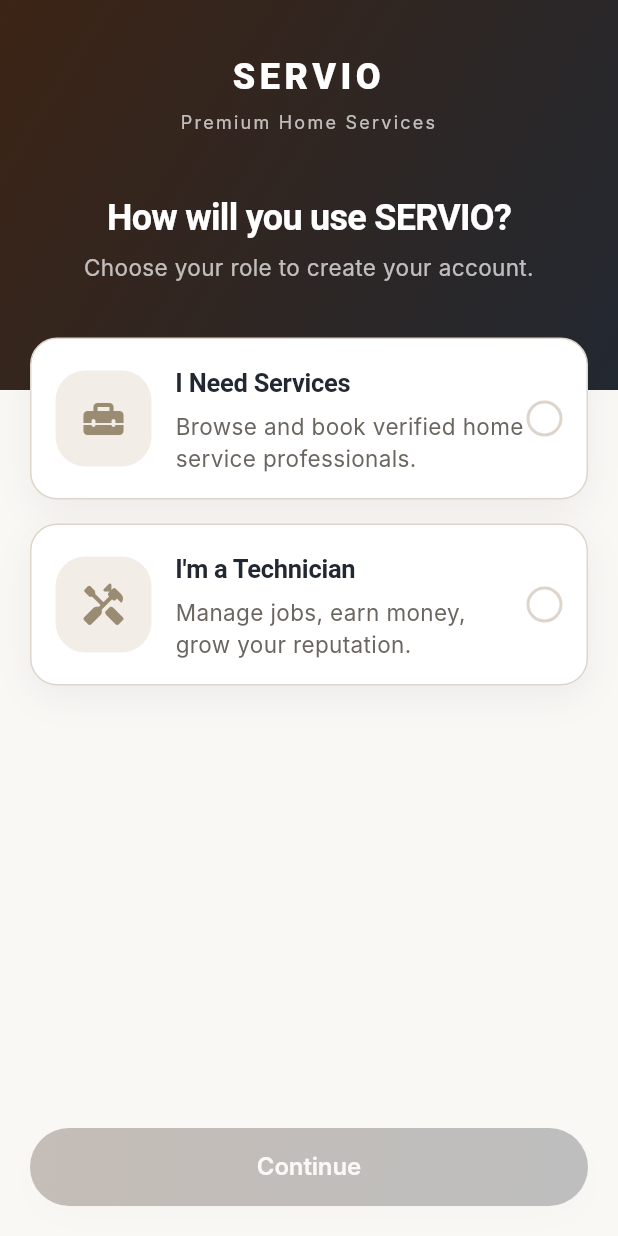
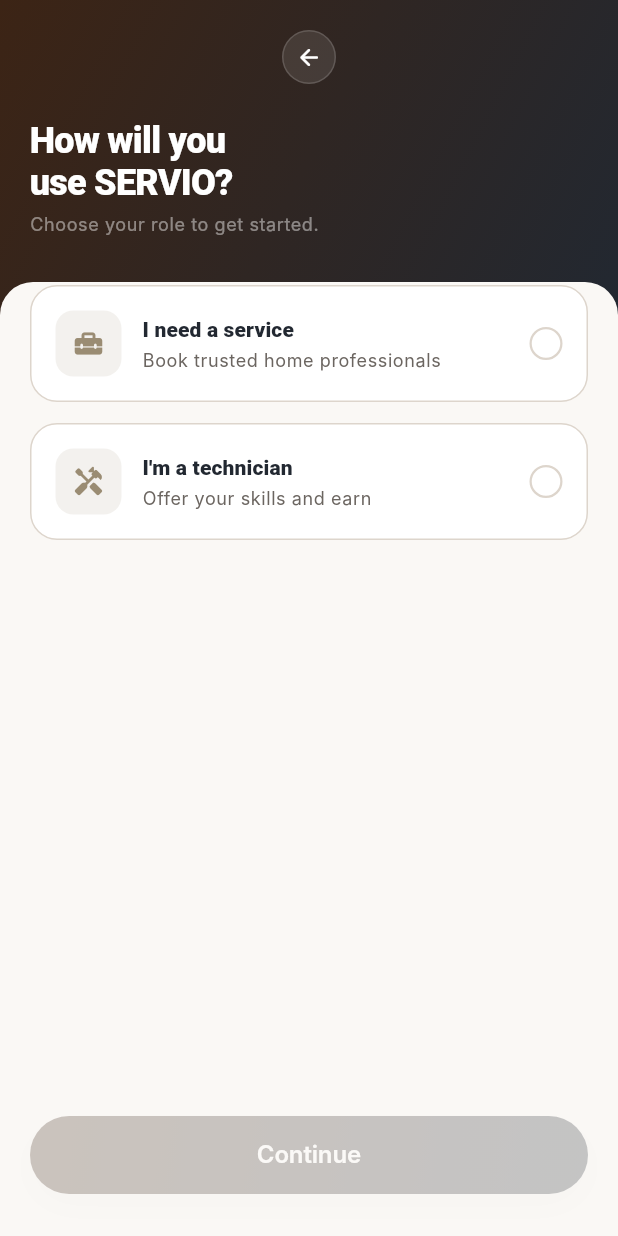
Before and after one commit to asser865/servio-graduation-project, a Flutter app: the RoleSelectionScreen screen opened directly, on a phone screen of 412 x 824 dp. Run offline on Flutter 3.47's test engine with Material 3 defaults, Android fonts, the phone set to English and light mode, and no system bars; our stand-ins replace shared_preferences; accounts and stored records are empty; Roboto replaces fonts that are missing (Inter, Poppins).

Commit message:
feat: redesign role selection screen — dark immersion + glass role cards
- Replace gradient header with AuthBackground widget
- Redesign _RoleCard with glass-style frosted glass appearance
- Add animated back button with circular frosted glass design
- Add AnimatedOpacity to Continue button for visual feedback
- Update auth_role titles to match test expectations
- Rewrite role selection screen with improved animations and dark immersion
- Add comprehensive test suite covering role selection flow

```diff
--- a/mobile-app/lib/src/features/auth/auth_role.dart
+++ b/mobile-app/lib/src/features/auth/auth_role.dart
@@ -6,15 +6,15 @@ enum AuthRole {
 extension AuthRoleX on AuthRole {
   String get title {
     return switch (this) {
-      AuthRole.customer => 'I Need Services',
-      AuthRole.technician => "I'm a Technician",
+      AuthRole.customer => 'I need a service',
+      AuthRole.technician => "I'm a technician",
     };
   }
 
   String get subtitle {
     return switch (this) {
-      AuthRole.customer => 'Browse and book verified home service professionals.',
-      AuthRole.technician => 'Manage jobs, earn money, grow your reputation.',
+      AuthRole.customer => 'Book trusted home professionals',
+      AuthRole.technician => 'Offer your skills and earn',
     };
   }
 }
--- a/mobile-app/lib/src/features/auth/role_selection_screen.dart
+++ b/mobile-app/lib/src/features/auth/role_selection_screen.dart
@@ -1,11 +1,10 @@
 import 'package:flutter/material.dart';
 
-import '../../design_system/servio_theme_extension.dart';
 import '../../design_system/servio_tokens.dart';
-import '../../design_system/widgets/servio_card.dart';
 import '../../design_system/widgets/servio_primary_button.dart';
 import 'auth_role.dart';
 import 'sign_up_screen.dart';
+import 'widgets/auth_background.dart';
 
 class RoleSelectionScreen extends StatefulWidget {
   const RoleSelectionScreen({super.key});
@@ -36,12 +35,8 @@ class _RoleSelectionScreenState extends State<RoleSelectionScreen>
 
   void _continue() {
     if (_selectedRole == null) return;
-
-    Navigator.of(context).push(
-      MaterialPageRoute<void>(
-        builder: (_) => SignUpScreen(role: _selectedRole!),
-      ),
-    );
+    Navigator.of(context).push(MaterialPageRoute<void>(
+        builder: (_) => SignUpScreen(role: _selectedRole!)));
   }
 
   @override
@@ -50,19 +45,12 @@ class _RoleSelectionScreenState extends State<RoleSelectionScreen>
     final isDark = theme.brightness == Brightness.dark;
 
     return Scaffold(
+      backgroundColor:
+          isDark ? const Color(0xFF1E2633) : ServioColors.backgroundLight,
       body: Stack(
         children: <Widget>[
-          // Gradient background top
-          Positioned(
-            top: 0,
-            left: 0,
-            right: 0,
-            height: MediaQuery.of(context).padding.top + 260,
-            child: Container(
-              decoration: BoxDecoration(
-                gradient: isDark ? ServioGradients.brandDark : ServioGradients.brand,
-              ),
-            ),
+          const Positioned.fill(
+            child: AuthBackground(lightHeaderHeight: 210),
           ),
           SafeArea(
             child: Padding(
@@ -71,115 +59,84 @@ class _RoleSelectionScreenState extends State<RoleSelectionScreen>
               child: Column(
                 crossAxisAlignment: CrossAxisAlignment.stretch,
                 children: <Widget>[
-                  const SizedBox(height: 36),
-                  // Brand
+                  const SizedBox(height: 16),
+
+                  // ── Back button ──────────────────────────────
+                  _AuthBackButton(onTap: () => Navigator.of(context).pop()),
+
+                  const SizedBox(height: 20),
+
+                  // ── Heading ──────────────────────────────────
                   SlideTransition(
                     position: Tween<Offset>(
-                      begin: const Offset(0, 0.4),
+                      begin: const Offset(0, 0.25),
                       end: Offset.zero,
                     ).animate(CurvedAnimation(
                       parent: _entranceController,
-                      curve: const Interval(0.0, 0.5,
+                      curve: const Interval(0.0, 0.55,
                           curve: ServioMotion.spring),
                     )),
                     child: FadeTransition(
                       opacity: CurvedAnimation(
                           parent: _entranceController,
-                        curve: const Interval(0.0, 0.4),
-                      ),
+                          curve: const Interval(0.0, 0.45)),
                       child: Column(
+                        crossAxisAlignment: CrossAxisAlignment.start,
                         children: <Widget>[
                           Text(
-                            'SERVIO',
-                            textAlign: TextAlign.center,
+                            'How will you\nuse SERVIO?',
                             style: theme.textTheme.headlineLarge?.copyWith(
-                              color: isDark ? ServioColors.navyDark : Colors.white,
-                              fontWeight: FontWeight.w800,
-                              letterSpacing: 3,
+                              color: Colors.white,
+                              fontWeight: FontWeight.w900,
+                              height: 1.15,
                             ),
                           ),
-                          const SizedBox(height: 8),
+                          const SizedBox(height: 6),
                           Text(
-                            'Premium Home Services',
-                            textAlign: TextAlign.center,
+                            'Choose your role to get started.',
                             style: theme.textTheme.bodySmall?.copyWith(
-                              color: (isDark ? ServioColors.navyDark : Colors.white)
-                                  .withValues(alpha: 0.7),
-                              letterSpacing: 1.5,
+                              color: Colors.white.withValues(alpha: 0.45),
                             ),
                           ),
                         ],
                       ),
                     ),
                   ),
-                  const SizedBox(height: 40),
-                  // Question
-                  SlideTransition(
-                    position: Tween<Offset>(
-                      begin: const Offset(0, 0.25),
-                      end: Offset.zero,
-                    ).animate(CurvedAnimation(
-                      parent: _entranceController,
-                      curve: const Interval(0.15, 0.65,
-                          curve: ServioMotion.spring),
-                    )),
-                    child: FadeTransition(
-                      opacity: CurvedAnimation(
-                        parent: _entranceController,
-                        curve: const Interval(0.15, 0.55),
-                      ),
-                      child: Column(
-                        children: <Widget>[
-                          Text(
-                            'How will you use SERVIO?',
-                            textAlign: TextAlign.center,
-                            style: theme.textTheme.headlineLarge?.copyWith(
-                              color: isDark ? ServioColors.navyDark : Colors.white,
-                            ),
-                          ),
-                          const SizedBox(height: 8),
-                          Text(
-                            'Choose your role to create your account.',
-                            textAlign: TextAlign.center,
-                            style: theme.textTheme.bodyMedium?.copyWith(
-                              color: (isDark ? ServioColors.navyDark : Colors.white)
-                                  .withValues(alpha: 0.7),
-                            ),
-                          ),
-                        ],
-                      ),
-                    ),
-                  ),
-                  const SizedBox(height: 36),
-                  // Cards
+
+                  const SizedBox(height: 32),
+
+                  // ── Role cards ───────────────────────────────
                   SlideTransition(
                     position: Tween<Offset>(
                       begin: const Offset(0, 0.15),
                       end: Offset.zero,
                     ).animate(CurvedAnimation(
                       parent: _entranceController,
-                      curve: const Interval(0.3, 0.85,
+                      curve: const Interval(0.2, 0.75,
                           curve: ServioMotion.spring),
                     )),
                     child: FadeTransition(
                       opacity: CurvedAnimation(
                           parent: _entranceController,
-                        curve: const Interval(0.3, 0.75),
-                      ),
+                          curve: const Interval(0.2, 0.65)),
                       child: Column(
                         children: <Widget>[
-                          _RoleOptionCard(
-                            role: AuthRole.customer,
+                          _RoleCard(
+                            icon: Icons.home_repair_service_rounded,
+                            title: 'I need a service',
+                            subtitle: 'Book trusted home professionals',
                             isSelected: _selectedRole == AuthRole.customer,
-                            icon: Icons.home_repair_service_rounded,
+                            isDark: isDark,
                             onTap: () => setState(
                                 () => _selectedRole = AuthRole.customer),
                           ),
-                          const SizedBox(height: 16),
-                          _RoleOptionCard(
-                            role: AuthRole.technician,
+                          const SizedBox(height: 14),
+                          _RoleCard(
+                            icon: Icons.handyman_rounded,
+                            title: "I'm a technician",
+                            subtitle: 'Offer your skills and earn',
                             isSelected: _selectedRole == AuthRole.technician,
-                            icon: Icons.handyman_rounded,
+                            isDark: isDark,
                             onTap: () => setState(
                                 () => _selectedRole = AuthRole.technician),
                           ),
@@ -187,16 +144,19 @@ class _RoleSelectionScreenState extends State<RoleSelectionScreen>
                       ),
                     ),
                   ),
+
                   const Spacer(),
+
                   AnimatedOpacity(
-                    opacity: _selectedRole == null ? 0.5 : 1.0,
+                    opacity: _selectedRole == null ? 0.45 : 1.0,
                     duration: ServioMotion.micro,
                     child: ServioPrimaryButton(
                       label: 'Continue',
                       onPressed: _selectedRole == null ? null : _continue,
                     ),
                   ),
-                  const SizedBox(height: 20),
+
+                  const SizedBox(height: 28),
                 ],
               ),
             ),
@@ -207,101 +167,151 @@ class _RoleSelectionScreenState extends State<RoleSelectionScreen>
   }
 }
 
-class _RoleOptionCard extends StatelessWidget {
-  const _RoleOptionCard({
-    required this.role,
+// ─────────────────────────────────────────────────────────────────────────────
+// Frosted back button
+// ─────────────────────────────────────────────────────────────────────────────
+
+class _AuthBackButton extends StatelessWidget {
+  const _AuthBackButton({required this.onTap});
+  final VoidCallback onTap;
+
+  @override
+  Widget build(BuildContext context) {
+    return GestureDetector(
+      onTap: onTap,
+      child: Container(
+        width: ServioSpacing.tapTarget,
+        height: ServioSpacing.tapTarget,
+        alignment: Alignment.center,
+        child: Container(
+          width: 36,
+          height: 36,
+          decoration: BoxDecoration(
+            color: Colors.white.withValues(alpha: 0.10),
+            shape: BoxShape.circle,
+            border: Border.all(
+                color: Colors.white.withValues(alpha: 0.15), width: 1),
+          ),
+          child: const Icon(Icons.arrow_back_rounded,
+              size: 18, color: Colors.white),
+        ),
+      ),
+    );
+  }
+}
+
+// ─────────────────────────────────────────────────────────────────────────────
+// Role selection card
+// ─────────────────────────────────────────────────────────────────────────────
+
+class _RoleCard extends StatelessWidget {
+  const _RoleCard({
+    required this.icon,
+    required this.title,
+    required this.subtitle,
     required this.isSelected,
-    required this.icon,
+    required this.isDark,
     required this.onTap,
   });
 
-  final AuthRole role;
+  final IconData icon;
+  final String title;
+  final String subtitle;
   final bool isSelected;
-  final IconData icon;
+  final bool isDark;
   final VoidCallback onTap;
 
   @override
   Widget build(BuildContext context) {
     final theme = Theme.of(context);
-    final servio = context.servio;
+    final cardColor = isDark
+        ? (isSelected
+            ? ServioColors.accentLight.withValues(alpha: 0.12)
+            : Colors.white.withValues(alpha: 0.06))
+        : (isSelected
+            ? ServioColors.accent.withValues(alpha: 0.07)
+            : Colors.white);
+    final borderColor = isDark
+        ? (isSelected
+            ? ServioColors.accentLight.withValues(alpha: 0.55)
+            : Colors.white.withValues(alpha: 0.10))
+        : (isSelected ? ServioColors.accent : ServioColors.borderLight);
+    final titleColor = isDark
+        ? Colors.white.withValues(alpha: isSelected ? 0.95 : 0.75)
+        : (isSelected ? ServioColors.deepBrown : ServioColors.textPrimaryLight);
+    final subtitleColor = isDark
+        ? Colors.white.withValues(alpha: 0.40)
+        : ServioColors.textSecondaryLight;
+    final checkColor =
+        isDark ? ServioColors.accentLight : ServioColors.accent;
 
     return GestureDetector(
       onTap: onTap,
       child: AnimatedContainer(
         duration: ServioMotion.micro,
-        curve: ServioMotion.curve,
+        curve: ServioMotion.spring,
+        padding: const EdgeInsets.all(16),
         decoration: BoxDecoration(
-          gradient: isSelected ? ServioGradients.brand : null,
+          color: cardColor,
+          border: Border.all(color: borderColor),
           borderRadius: BorderRadius.circular(ServioRadius.lg),
         ),
-        child: ServioCard(
-          radius: ServioRadius.lg,
-          elevated: isSelected,
-          backgroundColor: isSelected ? Colors.transparent : null,
-          borderColor: isSelected ? Colors.transparent : servio.border,
         child: Row(
           children: <Widget>[
             Container(
-                width: 64,
-                height: 64,
+              width: 44,
+              height: 44,
               decoration: BoxDecoration(
-                  color: isSelected
-                      ? Colors.white.withValues(alpha: 0.14)
-                      : servio.backgroundSoft,
-                  borderRadius: BorderRadius.circular(20),
+                color: isDark
+                    ? ServioColors.accentLight.withValues(alpha: 0.18)
+                    : ServioColors.accent.withValues(alpha: 0.12),
+                borderRadius: BorderRadius.circular(12),
               ),
-                child: Icon(
-                  icon,
-                  size: 32,
-                  color: isSelected ? Colors.white : servio.accent,
+              child: Icon(icon,
+                  size: 22,
+                  color:
+                      isDark ? ServioColors.accentLight : ServioColors.accent),
             ),
-              ),
-              const SizedBox(width: 16),
+            const SizedBox(width: 14),
             Expanded(
               child: Column(
                 crossAxisAlignment: CrossAxisAlignment.start,
                 children: <Widget>[
-                    Text(
-                      role.title,
-                      style: theme.textTheme.titleMedium?.copyWith(
-                        color: isSelected ? Colors.white : null,
-                      ),
-                    ),
-                    const SizedBox(height: 6),
-                    Text(
-                      role.subtitle,
-                      style: theme.textTheme.bodyMedium?.copyWith(
-                        color: isSelected
-                            ? Colors.white.withValues(alpha: 0.82)
-                            : servio.textSecondary,
-                      ),
-                    ),
+                  Text(title,
+                      style: theme.textTheme.titleSmall?.copyWith(
+                          color: titleColor, fontWeight: FontWeight.w800)),
+                  const SizedBox(height: 3),
+                  Text(subtitle,
+                      style: theme.textTheme.bodySmall
+                          ?.copyWith(color: subtitleColor)),
                 ],
               ),
             ),
             AnimatedContainer(
               duration: ServioMotion.micro,
-                width: 24,
-                height: 24,
+              width: 22,
+              height: 22,
               decoration: BoxDecoration(
                 shape: BoxShape.circle,
+                color: isSelected
+                    ? checkColor.withValues(alpha: 0.18)
+                    : Colors.transparent,
                 border: Border.all(
-                    color: isSelected ? Colors.white : servio.border,
-                    width: 2,
+                  color: isSelected
+                      ? checkColor
+                      : (isDark
+                          ? Colors.white.withValues(alpha: 0.20)
+                          : ServioColors.borderLight),
+                  width: 1.5,
                 ),
-                  color: isSelected
-                      ? Colors.white.withValues(alpha: 0.3)
-                      : Colors.transparent,
               ),
               child: isSelected
-                    ? const Icon(Icons.check_rounded,
-                        size: 14, color: Colors.white)
+                  ? Icon(Icons.check_rounded, size: 12, color: checkColor)
                   : null,
             ),
           ],
         ),
       ),
-      ),
     );
   }
 }
```
Also changed, not shown: 1 other file. Lines whose indentation alone changed are shown as unchanged.
